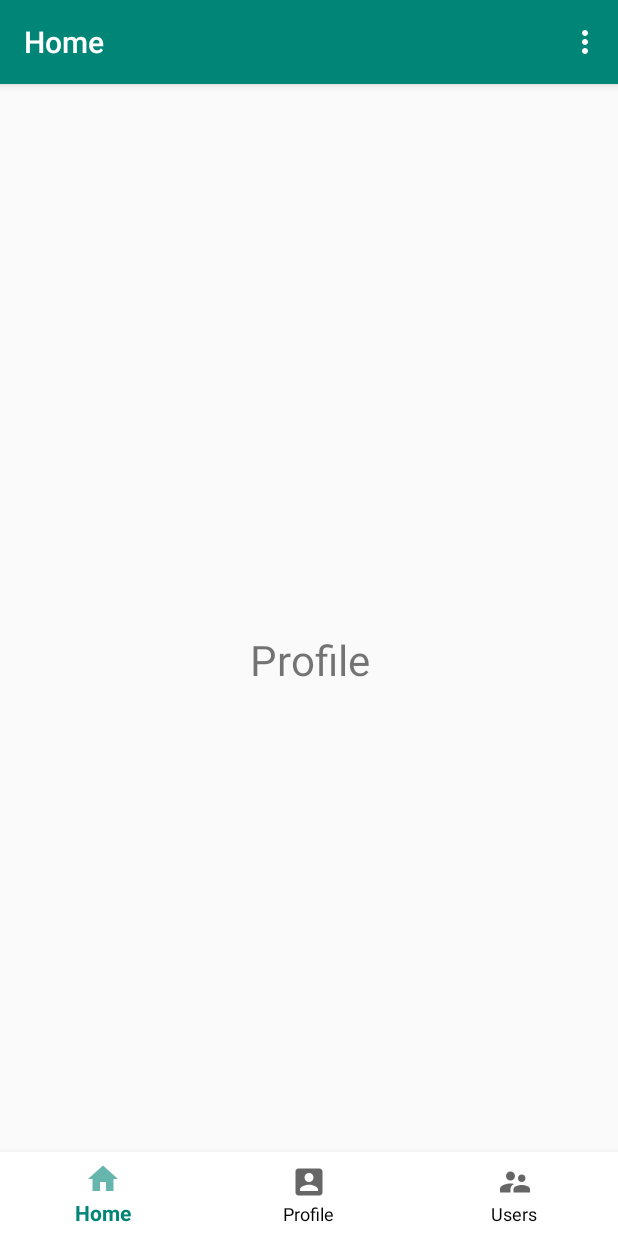
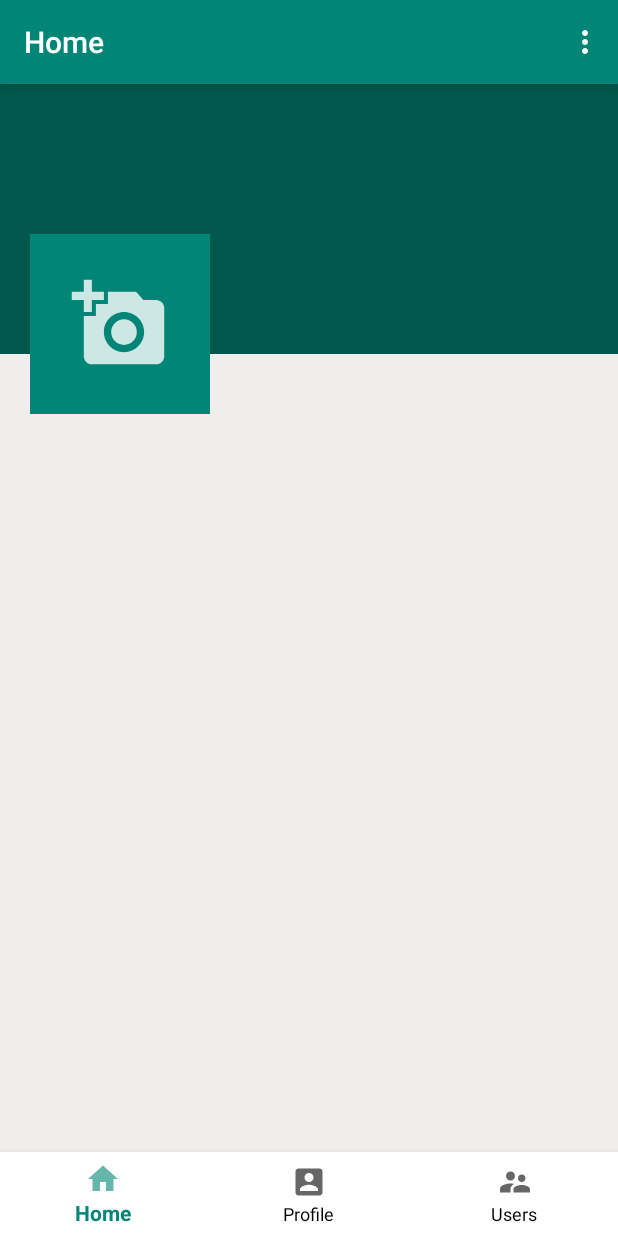
Before and after one commit to jackmidzer/FifaGen, an Android app: the fragment ProfileFragment placed in its activity, on a phone screen of 412 x 824 dp. Run offline under Robolectric (Android 15) with nearby library versions, the phone set to English and light mode, and no system bars; our stand-ins replace Firebase (no records; nobody signed in at launch, a user with empty details on screens opened directly), Picasso.

Commit message:
Show user profile

```diff
--- a/app/build.gradle
+++ b/app/build.gradle
@@ -37,4 +37,7 @@ dependencies {
 
     implementation 'com.readystatesoftware.sqliteasset:sqliteassethelper:+'
     implementation 'com.google.android.material:material:1.0.0'
+    implementation 'com.squareup.picasso:picasso:2.71828'
+
+
 }
--- a/app/src/main/java/com/jack/fifagen/LoginActivity.java
+++ b/app/src/main/java/com/jack/fifagen/LoginActivity.java
@@ -264,6 +264,8 @@ public class LoginActivity extends AppCompatActivity {
                             // Sign in success, update UI with the signed-in user's information
                             FirebaseUser user = mAuth.getCurrentUser();
 
+                            //iff user signing in first time then get and show info from google account
+                            if (task.isSuccessful()) {
                                 //get user email and uid from auth
                                 String email = user.getEmail();
                                 String uid = user.getUid();
@@ -280,6 +282,7 @@ public class LoginActivity extends AppCompatActivity {
                                 DatabaseReference reference = database.getReference("users");
                                 //put data within hashmap in database
                                 reference.child(uid).setValue(hashMap);
+                            }
 
                             //show user email in toast
                             Toast.makeText(LoginActivity.this, ""+user.getEmail(), Toast.LENGTH_SHORT).show();
--- a/app/src/main/java/com/jack/fifagen/MainActivity.java
+++ b/app/src/main/java/com/jack/fifagen/MainActivity.java
@@ -1,5 +1,6 @@
 package com.jack.fifagen;
 
+import androidx.appcompat.app.ActionBar;
 import androidx.appcompat.app.AppCompatActivity;
 
 import android.content.Intent;
@@ -43,6 +44,10 @@ public class MainActivity extends AppCompatActivity {
     protected void onCreate(Bundle savedInstanceState) {
         super.onCreate(savedInstanceState);
         setContentView(R.layout.activity_main);
+
+        //Actionbar and its title
+        ActionBar actionBar = getSupportActionBar();
+        actionBar.setTitle("Generate");
 
         //init
         homeTeam = findViewById(R.id.homeTeam);
--- a/app/src/main/java/com/jack/fifagen/ProfileFragment.java
+++ b/app/src/main/java/com/jack/fifagen/ProfileFragment.java
@@ -3,17 +3,42 @@ package com.jack.fifagen;
 
 import android.os.Bundle;
 
+import androidx.annotation.NonNull;
 import androidx.fragment.app.Fragment;
 
 import android.view.LayoutInflater;
 import android.view.View;
 import android.view.ViewGroup;
+import android.widget.ImageView;
+import android.widget.TextView;
+
+import com.google.firebase.auth.FirebaseAuth;
+import com.google.firebase.auth.FirebaseUser;
+import com.google.firebase.database.DataSnapshot;
+import com.google.firebase.database.DatabaseError;
+import com.google.firebase.database.DatabaseReference;
+import com.google.firebase.database.FirebaseDatabase;
+import com.google.firebase.database.Query;
+import com.google.firebase.database.ValueEventListener;
+import com.squareup.picasso.Picasso;
 
 
 /**
  * A simple {@link Fragment} subclass.
  */
 public class ProfileFragment extends Fragment {
+
+    //firebase
+    private FirebaseAuth mAuth;
+    private FirebaseUser user;
+    private FirebaseDatabase database;
+    private DatabaseReference reference;
+
+    //views
+    public ImageView avatarIv;
+    public TextView nameTv;
+    public TextView emailTv;
+    public TextView phoneTv;
 
 
     public ProfileFragment() {
@@ -25,7 +50,53 @@ public class ProfileFragment extends Fragment {
     public View onCreateView(LayoutInflater inflater, ViewGroup container,
                              Bundle savedInstanceState) {
         // Inflate the layout for this fragment
-        return inflater.inflate(R.layout.fragment_profile, container, false);
+        View view = inflater.inflate(R.layout.fragment_profile, container, false);
+
+        //Init firebase
+        mAuth = FirebaseAuth.getInstance();
+        user = mAuth.getCurrentUser();
+        database = FirebaseDatabase.getInstance();
+        reference = database.getReference("Users");
+
+        //init views
+        avatarIv = view.findViewById(R.id.avatarId);
+        nameTv = view.findViewById(R.id.nameId);
+        emailTv = view.findViewById(R.id.emailId);
+        phoneTv = view.findViewById(R.id.phoneId);
+
+        //query firebase database
+        Query query = reference.orderByChild("email").equalTo(user.getEmail());
+        query.addValueEventListener(new ValueEventListener() {
+            @Override
+            public void onDataChange(@NonNull DataSnapshot dataSnapshot) {
+                //get data from database
+                for (DataSnapshot ds : dataSnapshot.getChildren()) {
+                    String name = "" + ds.child("name").getValue();
+                    String email = "" + ds.child("email").getValue();
+                    String phone = "" + ds.child("phone").getValue();
+                    String image = "" + ds.child("image").getValue();
+
+                    //set data to the views
+                    nameTv.setText(name);
+                    emailTv.setText(email);
+                    phoneTv.setText(phone);
+                    try {
+                        //set the image
+                        Picasso.get().load(image).into(avatarIv);
+                    }catch (Exception e) {
+                        //set a default image
+                        Picasso.get().load(R.drawable.ic_add_image).into(avatarIv);
+                    }
+                }
+            }
+
+            @Override
+            public void onCancelled(@NonNull DatabaseError databaseError) {
+
+            }
+        });
+
+        return view;
     }
 
 }
--- /dev/null
+++ b/app/src/main/res/drawable-anydpi/ic_add_image.xml
@@ -0,0 +1,14 @@
+<vector xmlns:android="http://schemas.android.com/apk/res/android"
+    android:width="24dp"
+    android:height="24dp"
+    android:viewportWidth="40.8"
+    android:viewportHeight="40.8"
+    android:tint="#FFFFFF"
+    android:alpha="0.8">
+  <group android:translateX="8.4"
+      android:translateY="8.4">
+      <path
+          android:fillColor="#FF000000"
+          android:pathData="M3,4L3,1h2v3h3v2L5,6v3L3,9L3,6L0,6L0,4h3zM6,10L6,7h3L9,4h7l1.83,2L21,6c1.1,0 2,0.9 2,2v12c0,1.1 -0.9,2 -2,2L5,22c-1.1,0 -2,-0.9 -2,-2L3,10h3zM13,19c2.76,0 5,-2.24 5,-5s-2.24,-5 -5,-5 -5,2.24 -5,5 2.24,5 5,5zM9.8,14c0,1.77 1.43,3.2 3.2,3.2s3.2,-1.43 3.2,-3.2 -1.43,-3.2 -3.2,-3.2 -3.2,1.43 -3.2,3.2z"/>
+  </group>
+</vector>
--- a/app/src/main/res/layout/fragment_profile.xml
+++ b/app/src/main/res/layout/fragment_profile.xml
@@ -1,16 +1,73 @@
 <?xml version="1.0" encoding="utf-8"?>
-<FrameLayout xmlns:android="http://schemas.android.com/apk/res/android"
+<ScrollView xmlns:android="http://schemas.android.com/apk/res/android"
     xmlns:tools="http://schemas.android.com/tools"
     android:layout_width="match_parent"
     android:layout_height="match_parent"
+    android:background="#F1EDED"
     tools:context=".ProfileFragment">
 
-    <TextView
+    <RelativeLayout
         android:layout_width="match_parent"
-        android:layout_height="match_parent"
-        android:textAlignment="center"
-        android:textSize="28sp"
-        android:gravity="center"
-        android:text="@string/profile" />
+        android:layout_height="wrap_content" >
 
-</FrameLayout>
+        <RelativeLayout
+            android:layout_width="match_parent"
+            android:layout_height="180dp"
+            android:background="@color/colorPrimaryDark">
+
+        </RelativeLayout>
+
+        <LinearLayout
+            android:layout_width="match_parent"
+            android:layout_height="wrap_content"
+            android:orientation="horizontal"
+            android:layout_marginTop="100dp">
+
+            <androidx.appcompat.widget.AppCompatImageView
+                android:id="@+id/avatarId"
+                android:layout_width="120dp"
+                android:layout_height="120dp"
+                android:background="@color/colorPrimary"
+                android:src="@drawable/ic_add_image"
+                android:layout_marginStart="20dp"
+                android:layout_marginLeft="20dp"
+                android:padding="5dp"/>
+
+            <LinearLayout
+                android:layout_width="match_parent"
+                android:layout_height="wrap_content"
+                android:orientation="vertical" >
+
+                <TextView
+                    android:id="@+id/nameId"
+                    android:layout_width="match_parent"
+                    android:layout_height="wrap_content"
+                    android:textColor="@android:color/white"
+                    android:textSize="24sp"
+                    android:layout_marginTop="5dp"
+                    android:layout_marginStart="5dp"
+                    android:layout_marginLeft="5dp" />
+
+                <TextView
+                    android:id="@+id/emailId"
+                    android:layout_width="match_parent"
+                    android:layout_height="wrap_content"
+                    android:textColor="@android:color/white"
+                    android:layout_marginStart="5dp"
+                    android:layout_marginLeft="5dp" />
+
+                <TextView
+                    android:id="@+id/phoneId"
+                    android:layout_width="match_parent"
+                    android:layout_height="wrap_content"
+                    android:textColor="@android:color/white"
+                    android:layout_marginStart="5dp"
+                    android:layout_marginLeft="5dp" />
+
+            </LinearLayout>
+
+        </LinearLayout>
+
+    </RelativeLayout>
+
+</ScrollView>
```
Also changed, not shown: app/src/main/res/drawable-hdpi/ic_add_image.png (added), app/src/main/res/drawable-mdpi/ic_add_image.png (added), app/src/main/res/drawable-xhdpi/ic_add_image.png (added), app/src/main/res/drawable-xxhdpi/ic_add_image.png (added). Lines whose indentation alone changed are shown as unchanged.
